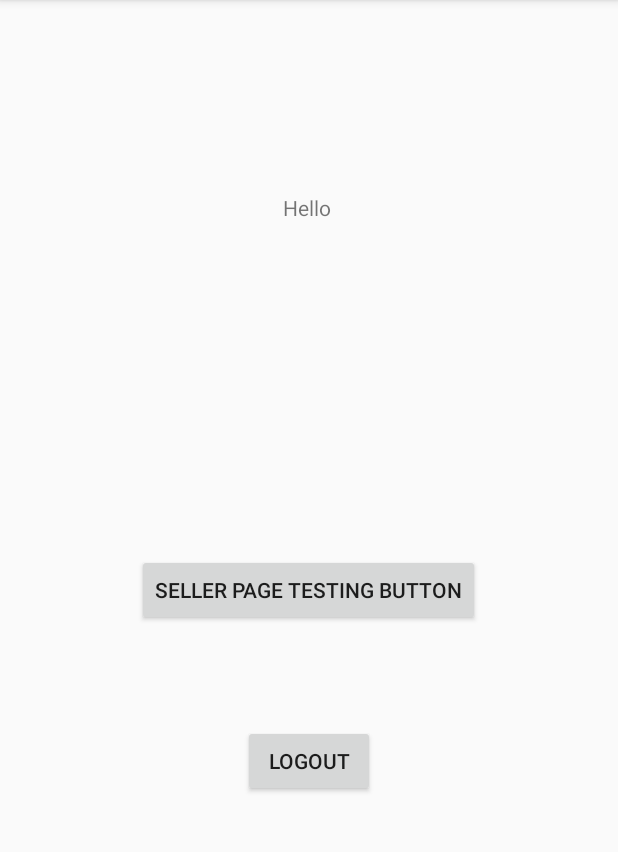
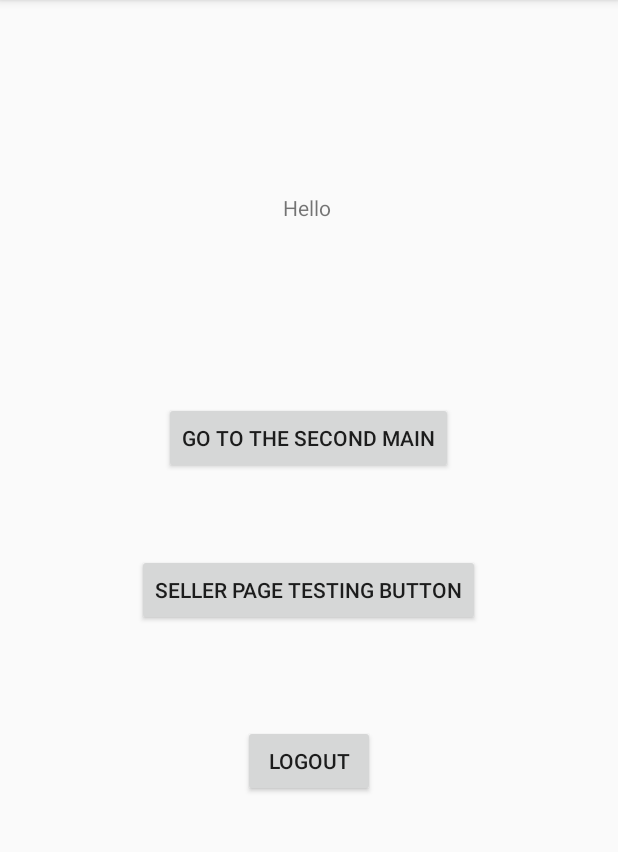
Before and after one commit to AndyNardDog/SharingSpace, an Android app: the screen it shows after launch once a user with an empty profile is signed in (Main2Activity), on a phone screen of 412 x 824 dp, the part 84-936 px from its top. Run offline under Robolectric (Android 15) with nearby library versions, the light colour scheme and no system bars; our stand-ins replace Firebase (no records; nobody signed in at launch, a user with empty details on screens opened directly).

Commit message:
Add a button to goto the Second_main page on the MainActivity 2

```diff
--- a/app/src/main/java/com/example/firebasetest/Main2Activity.java
+++ b/app/src/main/java/com/example/firebasetest/Main2Activity.java
@@ -41,4 +41,8 @@ public class Main2Activity extends AppCompatActivity {
         Intent intent = new Intent(this, SellerPage.class);
         startActivity(intent);
     }
+    public void SecondMain(View view) {
+        Intent intent = new Intent(this, Second_Main.class);
+        startActivity(intent);
+    }
 }
--- a/app/src/main/res/layout/activity_main2.xml
+++ b/app/src/main/res/layout/activity_main2.xml
@@ -48,4 +48,19 @@
         app:layout_constraintEnd_toEndOf="parent"
         app:layout_constraintStart_toStartOf="parent"
         app:layout_constraintTop_toBottomOf="@+id/textView2" />
+
+    <Button
+        android:id="@+id/button2"
+        android:layout_width="wrap_content"
+        android:layout_height="wrap_content"
+        android:layout_marginStart="108dp"
+        android:layout_marginTop="116dp"
+        android:layout_marginEnd="109dp"
+        android:layout_marginBottom="49dp"
+        android:text="Go to the second main"
+        android:onClick="SecondMain"
+        app:layout_constraintBottom_toTopOf="@+id/sellerPage"
+        app:layout_constraintEnd_toEndOf="parent"
+        app:layout_constraintStart_toStartOf="parent"
+        app:layout_constraintTop_toBottomOf="@+id/textView2" />
 </androidx.constraintlayout.widget.ConstraintLayout>
```
